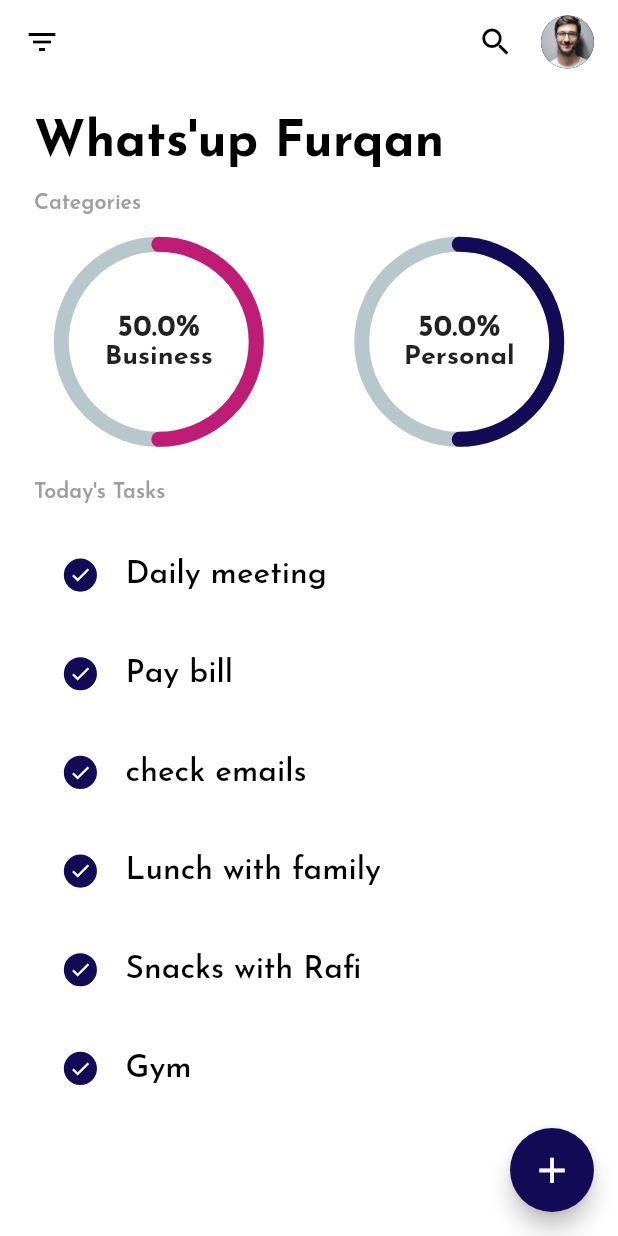
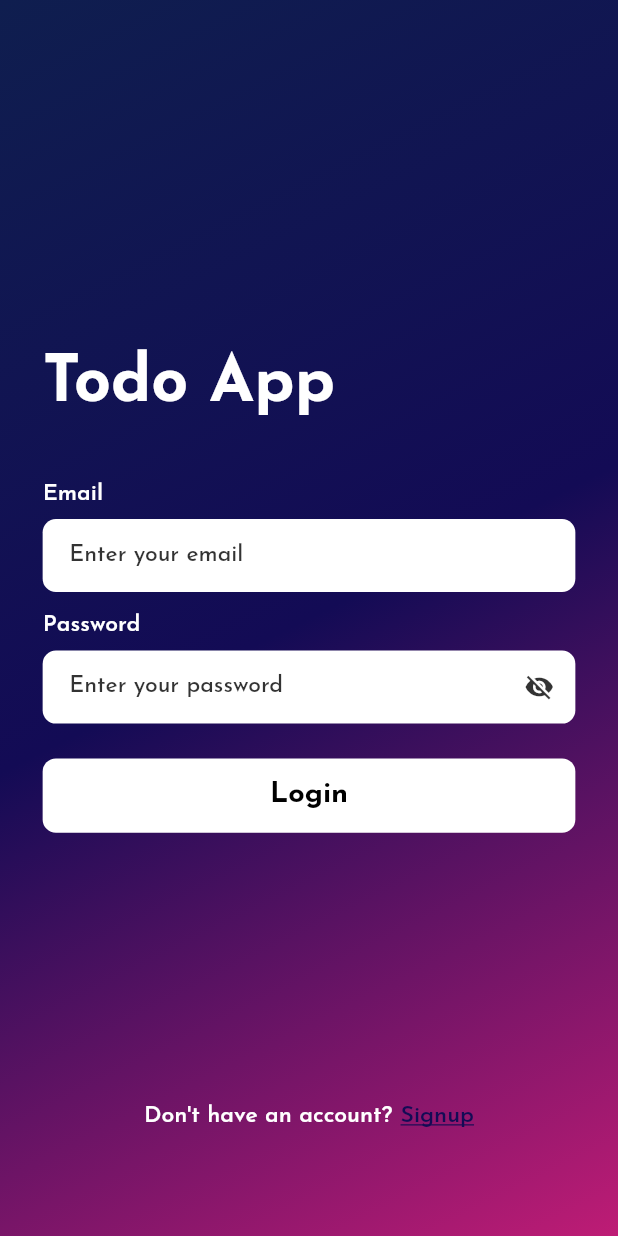
Before and after one commit to Furqan220/TodoApp, a Flutter app: the screen it shows after launch, on a phone screen of 412 x 824 dp. Run offline on Flutter 3.47's test engine with Material 2 defaults, Android fonts, the phone set to English and light mode, and no system bars; drawn by our look-alikes of flutter_slidable, percent_indicator; our stand-ins replace firebase_core, flutter_screenutil, flutter_zoom_drawer, get, google_fonts, image_picker and 1 more; missing offline and left inert: dart:ffi; accounts and stored records are empty.

```diff
--- a/lib/export_all.dart
+++ b/lib/export_all.dart
@@ -1,5 +1,14 @@
 export 'package:todo_app/utils/colors.dart';
 export 'package:todo_app/controllers/tasks_controller.dart';
+
+// widgets
+export 'package:todo_app/widgets/text_fields.dart';
+export 'package:todo_app/widgets/button.dart';
+
+// Screens
+export 'package:todo_app/view/auth/splash_screen.dart';
+export 'package:todo_app/view/auth/login_screen.dart';
+export 'package:todo_app/view/auth/sign_up.dart';
 export 'package:todo_app/view/home_screen.dart';
 
 // Packages
--- a/lib/main.dart
+++ b/lib/main.dart
@@ -1,7 +1,10 @@
+import 'package:firebase_core/firebase_core.dart';
 import 'package:todo_app/export_all.dart';
 
-void main() {
-  runApp( MyApp());
+Future<void> main() async {
+  WidgetsFlutterBinding.ensureInitialized();
+  await Firebase.initializeApp();
+  runApp(MyApp());
 }
 
 class MyApp extends StatelessWidget {
@@ -13,14 +16,13 @@ class MyApp extends StatelessWidget {
     return ScreenUtilInit(
       designSize: Size(430, 932),
       builder: (BuildContext context, Widget? child) {
-      return GetMaterialApp(
-        debugShowCheckedModeBanner: false,
-        title: 'Flutter Demo',
-        theme: ThemeData(
-          textTheme: GoogleFonts.josefinSansTextTheme()
-        ),
-        home:  HomeScreen(),
-      ); },
+        return GetMaterialApp(
+          debugShowCheckedModeBanner: false,
+          title: 'Flutter Demo',
+          theme: ThemeData(textTheme: GoogleFonts.josefinSansTextTheme()),
+          home: SplashScreen(),
+        );
+      },
     );
   }
 }
--- a/lib/utils/colors.dart
+++ b/lib/utils/colors.dart
@@ -2,6 +2,7 @@ import 'package:todo_app/export_all.dart';
 
 const Color kWhite = Colors.white;
 const Color kBlack = Colors.black;
+const Color kBlack80 = Color(0xCC000000);
 const Color kGrey = Colors.grey;
 const Color kValue1 = Color.fromARGB(255, 190, 28, 117);
 const Color kprimary = Color.fromARGB(255, 19, 11, 85);
--- /dev/null
+++ b/lib/view/auth/login_screen.dart
@@ -0,0 +1,76 @@
+import 'package:todo_app/export_all.dart';
+
+class LoginScreen extends StatefulWidget {
+  const LoginScreen({super.key});
+
+  @override
+  State<LoginScreen> createState() => _LoginScreenState();
+}
+
+class _LoginScreenState extends State<LoginScreen> {
+  final TextEditingController emailController = TextEditingController();
+  @override
+  Widget build(BuildContext context) {
+    return Container(
+      decoration: BoxDecoration(
+          gradient: LinearGradient(
+              begin: Alignment.topLeft,
+              end: Alignment.bottomRight,
+              colors: [Color(0xff0f1e4f), kprimary, kValue1])),
+      child: Scaffold(
+        backgroundColor: Colors.transparent,
+        body: SafeArea(
+          child: ListView(
+            padding: EdgeInsets.symmetric(horizontal: 0.069.sw),
+            children: [
+              0.3.sh.verticalSpace,
+              Text("Todo App",
+                  style: TextStyle(
+                      color: kWhite,
+                      fontSize: 45.sp,
+                      height: 1.5,
+                      fontWeight: FontWeight.bold)),
+              0.053.sh.verticalSpace,
+              CustomTextField(
+                  labelText: "Email",
+                  hintText: "Enter your email",
+                  controller: emailController),
+              0.021.sh.verticalSpace,
+              CustomTextField(
+                  labelText: "Password",
+                  hintText: "Enter your password",
+                  controller: emailController),
+              0.032.sh.verticalSpace,
+              CustomButton(buttonText: "Login"),
+              0.25.sh.verticalSpace,
+              GestureDetector(
+                onTap: () => Get.to(() => SignUpScreen()),
+                child: Row(
+                  mainAxisAlignment: MainAxisAlignment.center,
+                  children: [
+                    Text(
+                      "Don't have an account?",
+                      style: TextStyle(
+                          fontSize: 16.sp,
+                          fontWeight: FontWeight.w600,
+                          color: kWhite),
+                    ),
+                    6.w.horizontalSpace,
+                    Text(
+                      "Signup",
+                      style: TextStyle(
+                          decoration: TextDecoration.underline,
+                          fontSize: 16.sp,
+                          fontWeight: FontWeight.w600,
+                          color: kprimary),
+                    ),
+                  ],
+                ),
+              )
+            ],
+          ),
+        ),
+      ),
+    );
+  }
+}
--- a/lib/view/home_screen.dart
+++ b/lib/view/home_screen.dart
@@ -116,6 +116,7 @@ class HomeScreen extends StatelessWidget {
                   ),
                 ),
               ),
+
             ),
             TweenAnimationBuilder(
                 curve: Curves.easeInBack,
--- /dev/null
+++ b/lib/widgets/button.dart
@@ -0,0 +1,42 @@
+import 'package:todo_app/export_all.dart';
+
+class CustomButton extends StatelessWidget {
+  final String buttonText;
+  final Color? buttonTextColor;
+  final VoidCallback? onTap;
+  final Color? bgColor;
+  final LinearGradient? bgColorLinear;
+
+  CustomButton({
+    super.key,
+    required this.buttonText,
+    this.buttonTextColor,
+    this.onTap,
+    this.bgColor,
+    this.bgColorLinear,
+  });
+
+  @override
+  Widget build(BuildContext context) {
+    return GestureDetector(
+      onTap: onTap,
+      child: Container(
+        alignment: Alignment.center,
+        height: 0.06.sh,
+        // width: 388.w,
+        decoration: BoxDecoration(
+            gradient: bgColorLinear,
+            color: bgColor ?? kWhite,
+            borderRadius: BorderRadius.circular(10.r)),
+        child: Text(
+          buttonText,
+          style: TextStyle(
+            color: buttonTextColor ?? kBlack,
+            fontSize: 20.sp,
+            fontWeight: FontWeight.bold,
+          ),
+        ),
+      ),
+    );
+  }
+}
--- /dev/null
+++ b/lib/widgets/text_fields.dart
@@ -0,0 +1,110 @@
+import 'package:todo_app/export_all.dart';
+
+class CustomTextField extends StatefulWidget {
+  final String? hintText;
+  final TextInputType? keyboardType;
+  final Widget? prefixIcon;
+  final String? suffixIcon;
+  final String? labelText;
+  final TextEditingController? controller;
+  final String? Function(String?)? validator;
+
+  const CustomTextField(
+      {super.key,
+      this.hintText,
+      this.controller,
+      this.prefixIcon,
+      this.keyboardType,
+      this.labelText,
+      this.suffixIcon,
+      this.validator});
+
+  @override
+  State<CustomTextField> createState() => _CustomTextFieldState();
+}
+
+class _CustomTextFieldState extends State<CustomTextField> {
+  bool _obsecureText = true;
+
+  @override
+  Widget build(BuildContext context) {
+    return Container(
+      child: Column(
+        crossAxisAlignment: CrossAxisAlignment.start,
+        children: [
+          Text(
+            widget.labelText ?? "",
+            style: TextStyle(
+                fontSize: 16.sp, fontWeight: FontWeight.w600, color: kWhite),
+          ),
+          10.verticalSpace,
+          TextFormField(
+            validator: widget.validator ?? null,
+            cursorColor: kValue1,
+            cursorWidth: 1,
+            obscureText: widget.labelText == "Password" ||
+                    widget.labelText == "New Password" ||
+                    widget.labelText == "Confirm New Password"
+                ? _obsecureText
+                : false,
+            controller: widget.controller ?? null,
+            style: TextStyle(
+                fontSize: 16.sp,
+                color: kBlack,
+                fontWeight: FontWeight.w500,
+                decoration: TextDecoration.none),
+            keyboardType: widget.keyboardType ?? TextInputType.text,
+            decoration: InputDecoration(
+                contentPadding:
+                    EdgeInsets.symmetric(horizontal: 20.r, vertical: 19.r),
+                hintText: widget.hintText ?? '',
+                hintStyle: TextStyle(
+                  fontSize: 16.sp,
+                  color: kBlack80,
+                  fontWeight: FontWeight.w500,
+                  decoration: TextDecoration.none,
+                ),
+                prefixIconColor: Colors.white,
+                // suffixIconColor: Color(0xffBCC5D4),
+                filled: true,
+                fillColor: kWhite,
+                focusedBorder: OutlineInputBorder(
+                  borderSide: BorderSide(width: 2, color: kValue1),
+                  borderRadius: BorderRadius.circular(10.r),
+                ),
+                border: OutlineInputBorder(
+                  borderSide: BorderSide.none,
+                  borderRadius: BorderRadius.circular(10.r),
+                ),
+                // enabledBorder: OutlineInputBorder(
+                //   borderSide: BorderSide(width: 2, color: textfieldbd),
+                //   borderRadius: BorderRadius.circular(10.r),
+                // ),
+                prefixIcon: widget.prefixIcon ?? null,
+                suffixIcon: widget.labelText == "Password" ||
+                        widget.labelText == "New Password" ||
+                        widget.labelText == "Confirm New Password"
+                    ? IconButton(
+                        onPressed: () {
+                          setState(() {
+                            _obsecureText = !_obsecureText;
+                          });
+                        },
+                        icon: _obsecureText
+                            ? Icon(
+                                Icons.visibility_off,
+                                color: kBlack80,
+                                size: 20,
+                              )
+                            : Icon(
+                                Icons.visibility,
+                                color: kBlack80,
+                                size: 20,
+                              ))
+                    : null),
+          ),
+        ],
+      ),
+    );
+  }
+}
--- a/pubspec.yaml
+++ b/pubspec.yaml
@@ -42,6 +42,11 @@ dependencies:
   flutter_slidable: ^3.0.0
   flutter_zoom_drawer: ^3.1.1
   percent_indicator: ^4.2.3
+  firebase_core: ^2.15.0
+  firebase_auth: ^4.7.1
+  firebase_storage: ^11.2.5
+  cloud_firestore: ^4.8.3
+  fluttertoast: ^8.2.2
 
 dev_dependencies:
   flutter_test:
```
Also changed, not shown: lib/view/auth/sign_up.dart (added, +71 -0 lines), lib/view/auth/splash_screen.dart (added, +44 -0 lines), pubspec.lock, 8 other files.
